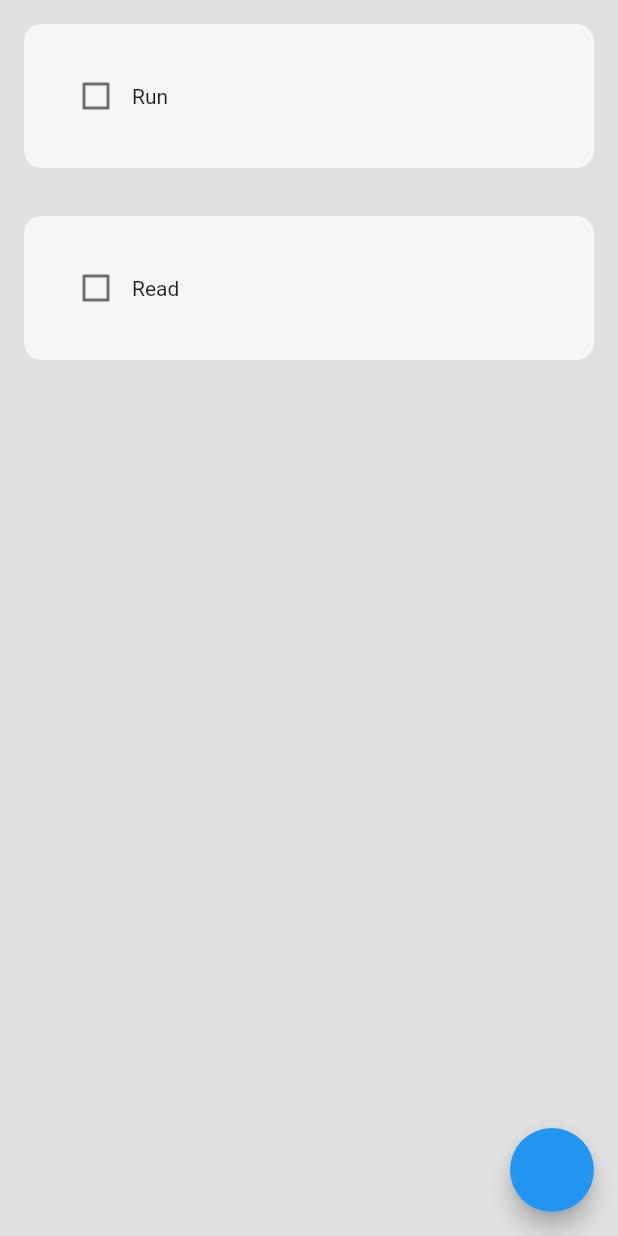
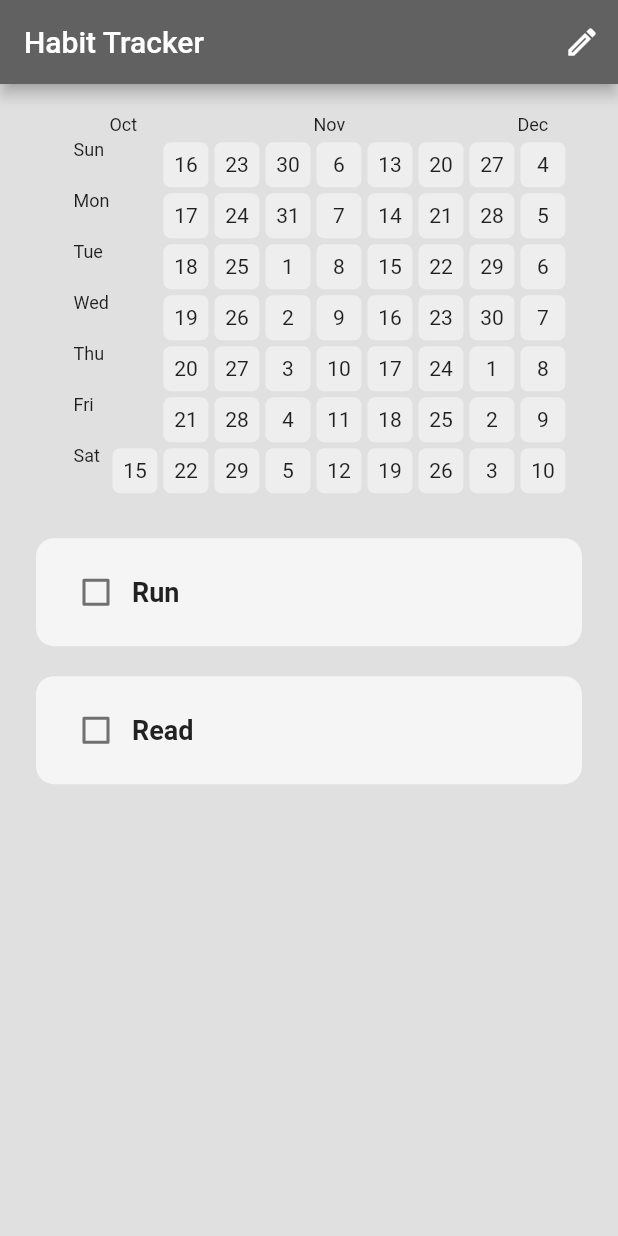
Before and after one commit to paxFortuna/Habit-Tracker-Hive, a Flutter app: the screen it shows after launch, on a phone screen of 412 x 824 dp. Run offline on Flutter 3.47's test engine with Material 2 defaults, Android fonts, the phone set to English and light mode, and no system bars; drawn by our look-alikes of flutter_heatmap_calendar, flutter_slidable; our stand-ins replace hive_flutter; accounts and stored records are empty.

Commit message:
refactoring: month_summary_ui & text prometers...

```diff
--- a/lib/components/habit_tile.dart
+++ b/lib/components/habit_tile.dart
@@ -20,7 +20,7 @@ class HabitTile extends StatelessWidget {
   @override
   Widget build(BuildContext context) {
     return Padding(
-      padding: const EdgeInsets.all(16.0),
+      padding: const EdgeInsets.only(left: 24.0, top: 8, right: 24, bottom: 12),
       child: Slidable(
         endActionPane: ActionPane(
           motion: const StretchMotion(),
@@ -30,6 +30,7 @@ class HabitTile extends StatelessWidget {
               onPressed: settingsTapped,
               backgroundColor: Colors.grey.shade800,
               icon: Icons.settings,
+              label: '수정',
               borderRadius: BorderRadius.circular(12),
             ),
             // delete option
@@ -37,15 +38,17 @@ class HabitTile extends StatelessWidget {
               onPressed: deleteTapped,
               backgroundColor: Colors.red.shade300,
               icon: Icons.delete,
+              label: '삭제',
               borderRadius: BorderRadius.circular(12),
             ),
           ],
         ),
         // startActionPane:,
         child: Container(
-          padding: const EdgeInsets.all(24),
+          padding:
+              const EdgeInsets.only(left: 16, top: 12, right: 16, bottom: 12),
           decoration: BoxDecoration(
-            color: Colors.grey[100],
+            color: habitCompleted? Colors.yellow : Colors.grey[100],
             borderRadius: BorderRadius.circular(12),
           ),
           child: Row(
@@ -56,7 +59,17 @@ class HabitTile extends StatelessWidget {
                 onChanged: onChanged,
               ),
               // habit name
-              Text(habitName),
+              Expanded(
+                child: Text(
+                  habitName,
+                  softWrap: true,
+                  maxLines: 10,
+                  overflow: TextOverflow.clip,
+                  textDirection: TextDirection.ltr,
+                  textAlign: TextAlign.justify,
+                  style: const TextStyle(fontSize: 18, fontWeight: FontWeight.bold),
+                ),
+              ),
             ],
           ),
         ),
--- a/lib/components/month_summary.dart
+++ b/lib/components/month_summary.dart
@@ -1,10 +1,50 @@
 import 'package:flutter/material.dart';
+import 'package:flutter_heatmap_calendar/flutter_heatmap_calendar.dart';
 
-class MonthSummary extends StatelessWidget {
-  const MonthSummary({Key? key}) : super(key: key);
+import '../datetime/date_time.dart';
+class MonthlySummary extends StatelessWidget {
+
+  final Map<DateTime, int>? datasets;
+  final String startDate;
+
+  const MonthlySummary({
+    super.key,
+    required this.datasets,
+    required this.startDate,
+  });
 
   @override
   Widget build(BuildContext context) {
-    return Container();
+    return Container(
+      padding: const EdgeInsets.only(left: 16, top: 20, bottom: 20),
+      child: HeatMap(
+        startDate: createDateTimeObject(startDate),
+        endDate: DateTime.now().add(const Duration(days: 56)),
+        datasets: datasets,
+        colorMode: ColorMode.color,
+        defaultColor: Colors.grey[200],
+        textColor: Colors.black87,
+        showColorTip: false,
+        showText: true,
+        scrollable: true,
+        size: 30,
+        colorsets: const {
+          1: Color.fromARGB(20, 2, 179, 8),
+          2: Color.fromARGB(40, 2, 179, 8),
+          3: Color.fromARGB(60, 2, 179, 8),
+          4: Color.fromARGB(80, 2, 179, 8),
+          5: Color.fromARGB(100, 2, 179, 8),
+          6: Color.fromARGB(120, 2, 179, 8),
+          7: Color.fromARGB(150, 2, 179, 8),
+          8: Color.fromARGB(180, 2, 179, 8),
+          9: Color.fromARGB(220, 2, 179, 8),
+          10: Color.fromARGB(255, 2, 179, 8),
+        },
+        onClick: (value) {
+          ScaffoldMessenger.of(context)
+              .showSnackBar(SnackBar(content: Text(value.toString())));
+        },
+      ),
+    );
   }
 }
--- a/lib/components/my_fab.dart
+++ b/lib/components/my_fab.dart
@@ -2,7 +2,11 @@ import 'package:flutter/material.dart';
 
 class MyFloatingActionButton extends StatelessWidget {
   final Function()? onPressed;
-  const MyFloatingActionButton({Key? key, required this.onPressed}) : super(key: key);
+
+  const MyFloatingActionButton({
+    Key? key,
+    required this.onPressed,
+  }) : super(key: key);
 
   @override
   Widget build(BuildContext context) {
--- a/lib/data/habit_database.dart
+++ b/lib/data/habit_database.dart
@@ -1,7 +1,7 @@
-
 import 'package:hive_flutter/hive_flutter.dart';
 
 import '../datetime/date_time.dart';
+
 // data structure
 // _myBox.get(String yyyymmdd) -> habitList
 // _myBox.get('START_DATE') -> yyyymmdd
@@ -11,13 +11,15 @@ import '../datetime/date_time.dart';
 // reference our box
 final _myBox = Hive.box('Habit_Database');
 
+
 class HabitDatabase {
   List todaysHabitList = [];
+  Map<DateTime, int> heatMapDataSet = {};
 
   // create initial default data when 1st approach
   void createDefaultData() {
     todaysHabitList = [
-      ['Run', false],
+      ['Run',  false],
       ['Read', false],
     ];
 
@@ -71,8 +73,8 @@ class HabitDatabase {
     // value: string of 1dp number between 0.0-1.0 inclusive
     _myBox.put("PERCENTAGE_SUMMARY_${todaysDateFormatted()}", percent);
   }
+
   void loadHeatMap() {
-
     DateTime startDate = createDateTimeObject(_myBox.get("START_DATE"));
 
     // count the number of days to load
@@ -104,9 +106,8 @@ class HabitDatabase {
         DateTime(year, month, day): (10 * strengthAsPercent).toInt(),
       };
 
-      // heatMapDataSet.addEntries(percentForEachDay.entries);
-      // print(heatMapDataSet);
+      heatMapDataSet.addEntries(percentForEachDay.entries);
+      print(heatMapDataSet);
     }
   }
-
 }
--- a/lib/main.dart
+++ b/lib/main.dart
@@ -15,14 +15,10 @@ void main() async {
 class MyApp extends StatelessWidget {
   const MyApp({super.key});
 
-  // This widget is the root of your application.
   @override
   Widget build(BuildContext context) {
     return MaterialApp(
-      title: 'Flutter Demo',
-      theme: ThemeData(
-        primaryColor: Colors.grey,
-      ),
+      theme: ThemeData(primarySwatch: Colors.green),
       home: const HomePage(),
     );
   }
--- a/lib/pages/home_page.dart
+++ b/lib/pages/home_page.dart
@@ -3,6 +3,7 @@ import 'package:habit_tracker_hive/data/habit_database.dart';
 import 'package:hive_flutter/hive_flutter.dart';
 
 import '../components/habit_tile.dart';
+import '../components/month_summary.dart';
 import '../components/my_alert_box.dart';
 
 class HomePage extends StatefulWidget {
@@ -16,18 +17,8 @@ class _HomePageState extends State<HomePage> {
   HabitDatabase db = HabitDatabase();
   final _myBox = Hive.box("Habit_Database");
 
-  // old: data structure for todays habit list
-  //List todaysHabitList = [
-   // [ habitName, habitCompleted ]
-  //  ['Morning Run', false],
-  //  ['Read Book', false],
-  //  ['Code App', false],
-  //];
-
   @override
   void initState() {
-    super.initState();
-
     // if there is no current habit list, then it is the 1st time ever opening
     // then create default data
     if (_myBox.get("CURRENT_HABIT_LIST") == null) {
@@ -37,15 +28,13 @@ class _HomePageState extends State<HomePage> {
     else {
       db.loadData();
     }
-
     //  update the database
     db.updateDatabase();
-
+    super.initState();
   }
 
   // bool to control habit completed
   bool habitCompleted = false;
-
   // checkbox was tapped
   void checkBoxTapped(bool? value, int index) {
     setState(() {
@@ -68,18 +57,23 @@ class _HomePageState extends State<HomePage> {
           onSave: saveNewHabit,
           onCancel: cancelNewHabit,
         );
-        });
-    db.updateDatabase();
+      },
+    );
   }
 
   // save new habit
   void saveNewHabit() {
     // add new habit to todays habit list
     setState(() {
-      db.todaysHabitList.add([_newHabitNameController.text, false]);
+      db.todaysHabitList.add([
+        _newHabitNameController.text,
+        false,
+      ]);
     });
+
     // clear textfield
     _newHabitNameController.clear();
+    // pop dialog box
     Navigator.of(context).pop();
     db.updateDatabase();
   }
@@ -96,7 +90,6 @@ class _HomePageState extends State<HomePage> {
   void cancelDialogBox() {
     // clear textfield
     _newHabitNameController.clear();
-
     // pop dialog box
     Navigator.of(context).pop();
   }
@@ -138,7 +131,26 @@ class _HomePageState extends State<HomePage> {
   Widget build(BuildContext context) {
     return Scaffold(
       backgroundColor: Colors.grey[300],
-      body: ListView.builder(
+      appBar: AppBar(
+        title: const Text('Habit Tracker'),
+        backgroundColor: Colors.grey[700],
+        actions: [
+          IconButton(
+            onPressed: createNewHabit,
+            icon: const Icon(Icons.edit_outlined),
+          ),
+        ],
+      ),
+      body: ListView(
+        children: [
+          // monthly summary heat map
+          MonthlySummary(
+            datasets: db.heatMapDataSet,
+            startDate: _myBox.get("START_DATE"),
+          ),
+          ListView.builder(
+            shrinkWrap: true,
+            physics: const NeverScrollableScrollPhysics(),
             itemCount: db.todaysHabitList.length,
             itemBuilder: (context, index) {
               return HabitTile(
@@ -150,11 +162,12 @@ class _HomePageState extends State<HomePage> {
               );
             },
           ),
-      floatingActionButton: FloatingActionButton(
-        onPressed: createNewHabit,
+          const SizedBox(height: 32),
+        ],
       ),
+      // floatingActionButton: FloatingActionButton(
+      //   onPressed: createNewHabit,
+      // ),
     );
   }
-
-
 }
```
Lines whose indentation alone changed are shown as unchanged.
